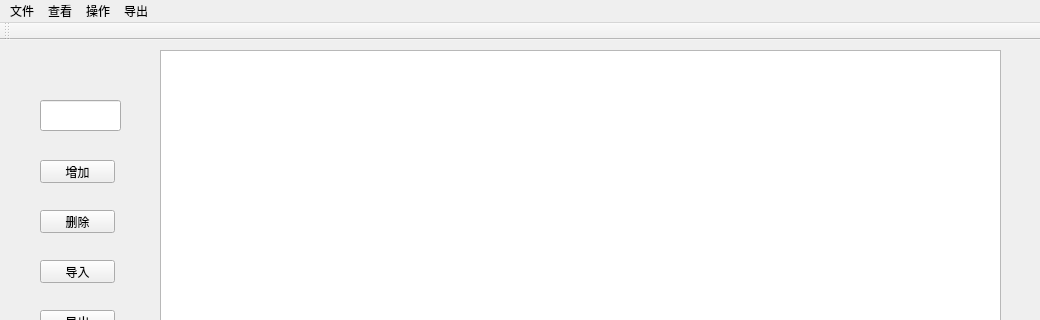
Qt form TimeReminder/TimeReminder/mainwindow.ui (chailyuan/TimerReminder) before a commit; both pictures show x 0 to 1040 and y 0 to 320 of the 1040 by 620 pixel window.
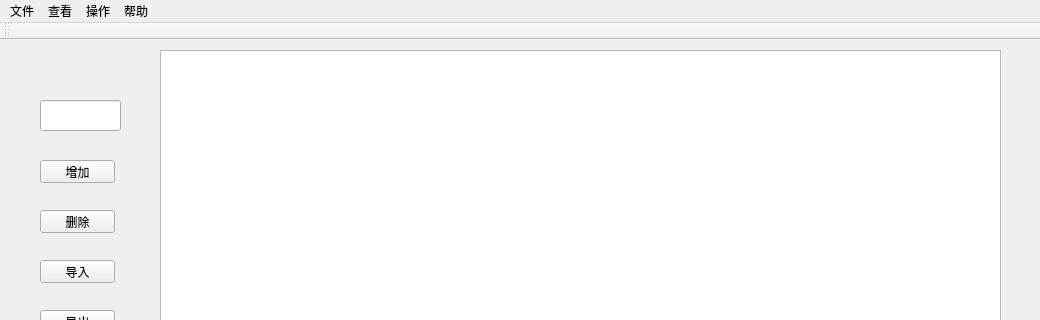
The same form after that commit. Icons and pictures are not drawn.

What changed in the file:
```diff
--- a/TimeReminder/TimeReminder/mainwindow.ui
+++ b/TimeReminder/TimeReminder/mainwindow.ui
@@ -123,7 +123,7 @@
    </widget>
    <widget class="QMenu" name="menu_4">
     <property name="title">
-     <string>导出</string>
+     <string>帮助</string>
     </property>
    </widget>
    <addaction name="menu"/>
```
Left out of the diff: 26 changed lines with no effect on the pictures.
